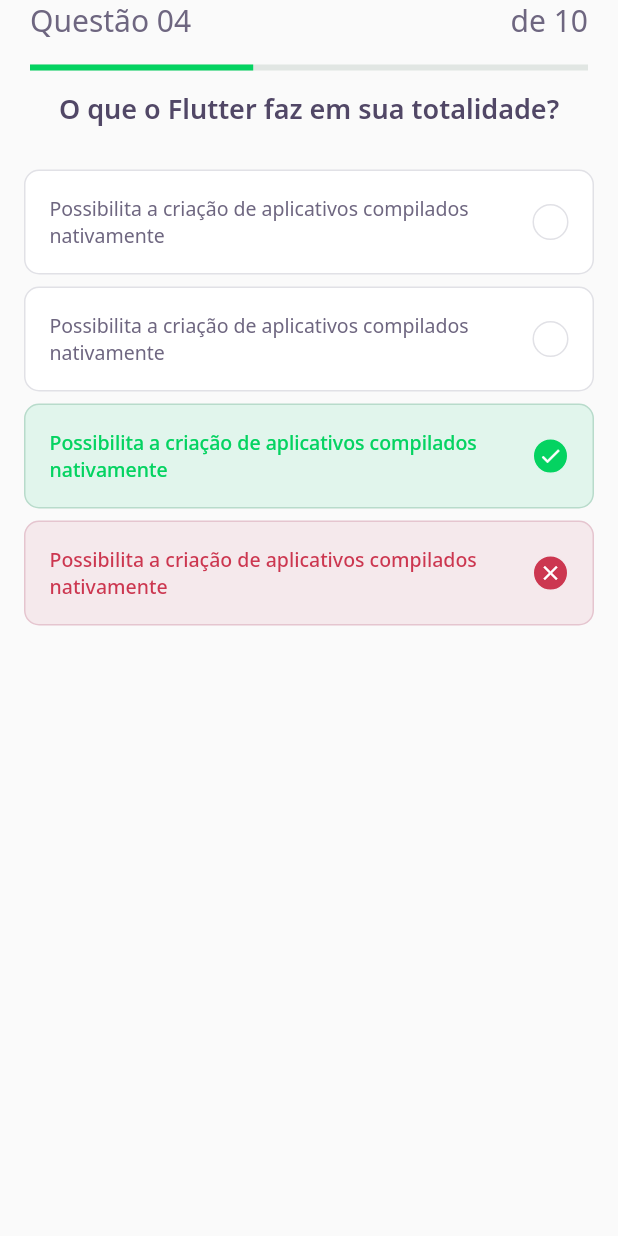
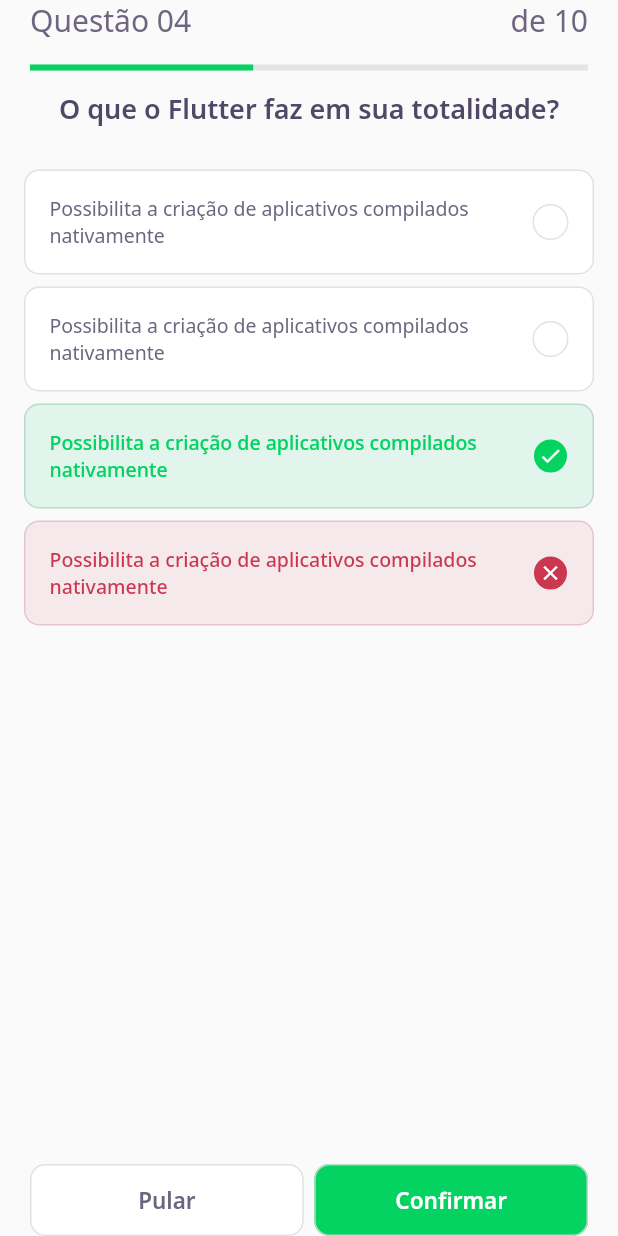
Before and after one commit to felipenjonas/nlw5-flutter, a Flutter app: the ChallengePage screen opened directly, on a phone screen of 412 x 824 dp. Run offline on Flutter 3.47's test engine with Material 2 defaults, Android fonts, the phone set to English and light mode, and no system bars; our stand-ins replace google_fonts; accounts and stored records are empty; network calls fail.

```diff
--- a/devquiz/lib/challenge/challenge_page.dart
+++ b/devquiz/lib/challenge/challenge_page.dart
@@ -1,3 +1,4 @@
+import 'package:devquiz/challenge/widgets/next_button/next_button_widget.dart';
 import 'package:devquiz/challenge/widgets/question_indicator/question_indicator_widget.dart';
 import 'package:devquiz/challenge/widgets/quiz/quiz_widget.dart';
 import 'package:devquiz/home/widgets/quiz_card/quiz_card_widget.dart';
@@ -25,6 +26,27 @@ class _ChallengePageState extends State<ChallengePage> {
         body: QuizWidget(
           title: "O que o Flutter faz em sua totalidade?",
         ),
+        bottomNavigationBar: SafeArea(
+          bottom: true,
+          child: Padding(
+            padding: const EdgeInsets.symmetric(horizontal: 20),
+            child: Row(
+              mainAxisAlignment: MainAxisAlignment.spaceAround,
+              children: [
+                Expanded(
+                  child: NextButtonWidget.white(label: "Pular", onTap: () {}),
+                ),
+                SizedBox(
+                  width: 7,
+                ),
+                Expanded(
+                  child:
+                      NextButtonWidget.green(label: "Confirmar", onTap: () {}),
+                )
+              ],
+            ),
+          ),
+        ),
       ),
     );
   }
```
